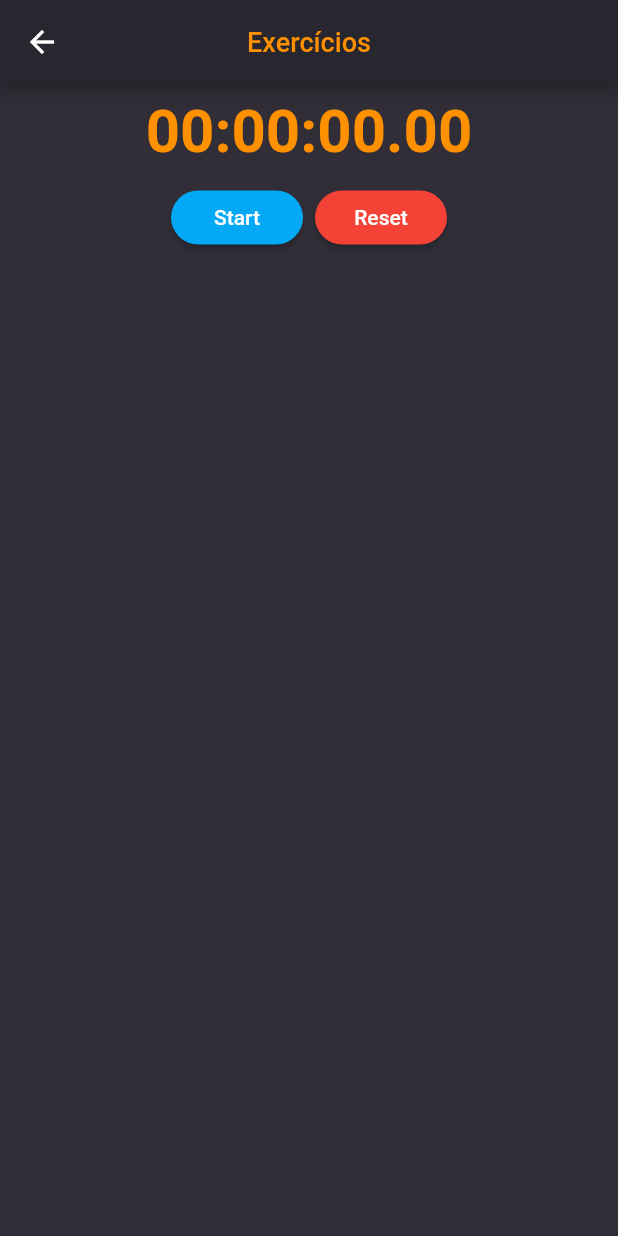
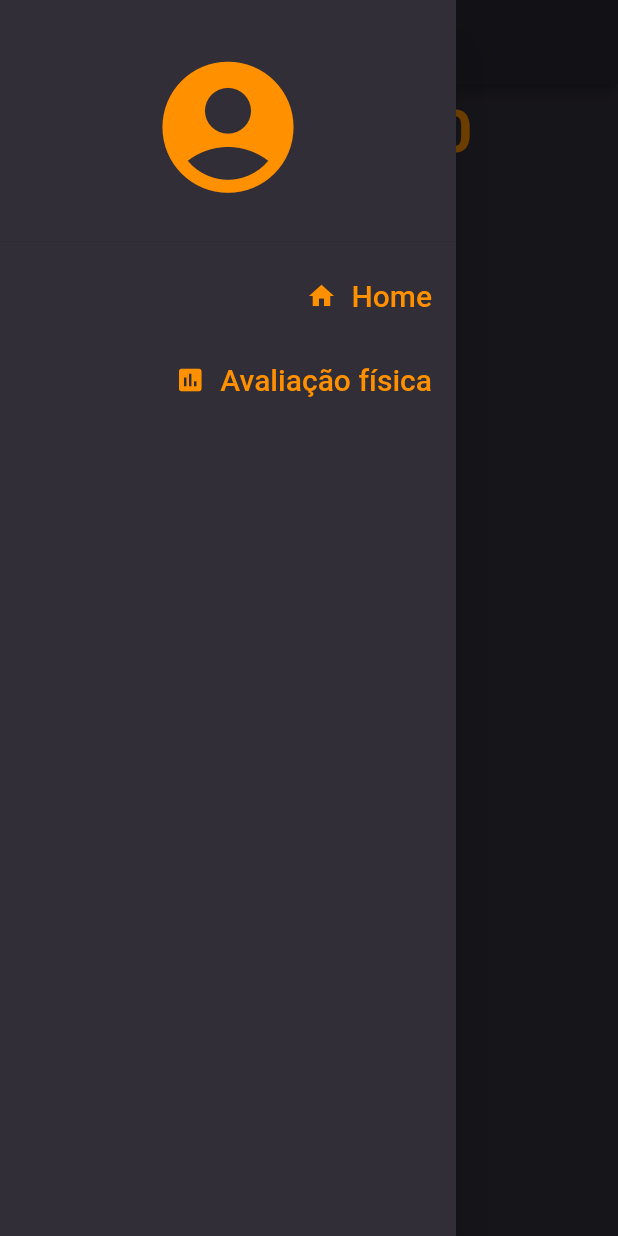
Before and after one commit to AndreFelipe97/Gym-app-flutter, a Flutter app: the ExercisePage screen opened by its route, with the side drawer open (before the commit the screen has no drawer), on a phone screen of 412 x 824 dp. Run offline on Flutter 3.47's test engine with Material 2 defaults, Android fonts, the phone set to English and light mode, and no system bars; our stand-ins replace stop_watch_timer.

Commit message:
foi criado o component de drawer e list title drawer alem da pagia de avaliaçao fisica

```diff
--- a/lib/app_widget.dart
+++ b/lib/app_widget.dart
@@ -2,6 +2,7 @@ import 'package:flutter/material.dart';
 import 'package:flutter/widgets.dart';
 import 'package:gym/pages/home_page.dart';
 import 'package:gym/pages/exercise_page.dart';
+import 'package:gym/pages/physical_assessment.dart';
 
 class AppWidget extends StatelessWidget {
   @override
@@ -11,6 +12,7 @@ class AppWidget extends StatelessWidget {
       routes: {
         "/": (context) => HomePage(),
         "/exercise": (context) => ExercisePage(),
+        "/physical-assessment": (context) => PhysicalAssessmentPage(),
       },
     );
   }
--- /dev/null
+++ b/lib/components/drawer_componet.dart
@@ -0,0 +1,32 @@
+import 'package:flutter/material.dart';
+import 'package:gym/theme/app_theme.dart';
+
+import 'list_title_drawer_componet.dart';
+
+class DraweComponent extends StatelessWidget {
+  @override
+  Widget build(BuildContext context) {
+    return Drawer(
+      child: Container(
+        decoration: BoxDecoration(color: AppTheme.colors.background),
+        child: ListView(
+          padding: EdgeInsets.zero,
+          children: [
+            DrawerHeader(
+              decoration: BoxDecoration(color: AppTheme.colors.background),
+              child: Center(
+                  child: Icon(
+                Icons.account_circle,
+                color: AppTheme.colors.fontColorOrange,
+                size: 105,
+              )),
+            ),
+            ListTitleDrawerComponent(Icons.home, 'Home', "/"),
+            ListTitleDrawerComponent(
+                Icons.insert_chart, 'Avaliação física', "/physical-assessment"),
+          ],
+        ),
+      ),
+    );
+  }
+}
--- /dev/null
+++ b/lib/components/list_title_drawer_componet.dart
@@ -0,0 +1,34 @@
+import 'package:flutter/material.dart';
+import 'package:gym/theme/app_theme.dart';
+
+class ListTitleDrawerComponent extends StatelessWidget {
+  final IconData icon;
+  final String description;
+  final String route;
+
+  ListTitleDrawerComponent(this.icon, this.description, this.route);
+
+  @override
+  Widget build(BuildContext context) {
+    return ListTile(
+      title: Row(mainAxisAlignment: MainAxisAlignment.end, children: [
+        Icon(
+          icon,
+          color: AppTheme.colors.fontColorOrange,
+          size: 20,
+        ),
+        SizedBox(
+          width: 10,
+        ),
+        Text(
+          description,
+          style:
+              TextStyle(color: AppTheme.colors.fontColorOrange, fontSize: 20),
+        )
+      ]),
+      onTap: () {
+        Navigator.pushNamed(context, route);
+      },
+    );
+  }
+}
--- a/lib/pages/exercise_page.dart
+++ b/lib/pages/exercise_page.dart
@@ -2,6 +2,7 @@ import 'package:flutter/material.dart';
 import 'package:flutter/widgets.dart';
 import 'package:gym/components/app_bar_widgets_componets.dart';
 import 'package:gym/components/card_exercise.dart';
+import 'package:gym/components/drawer_componet.dart';
 import 'package:gym/components/stopwatch_component.dart';
 import 'package:gym/models/exercise_model.dart';
 import 'package:gym/theme/app_theme.dart';
@@ -30,6 +31,7 @@ class _ExercisePageState extends State<ExercisePage> {
   Widget build(BuildContext context) {
     return Scaffold(
       appBar: AppBarWidgetsComponents(titleText: "Exercícios"),
+      drawer: DraweComponent(),
       body: Container(
         decoration: BoxDecoration(color: AppTheme.colors.background),
         child: SafeArea(
@@ -45,7 +47,8 @@ class _ExercisePageState extends State<ExercisePage> {
               SizedBox(
                 height: 24,
               ),
-              Container(
+              SingleChildScrollView(
+                child: Container(
                   height: 492,
                   child: SingleChildScrollView(
                     child: Column(
@@ -54,6 +57,7 @@ class _ExercisePageState extends State<ExercisePage> {
                           CardExercise(
                               execise[i].exercise, execise[i].repetition),
                       ],
+                    ),
                   ),
                 ),
               ),
--- a/lib/pages/home_page.dart
+++ b/lib/pages/home_page.dart
@@ -1,6 +1,8 @@
 import 'package:flutter/material.dart';
 import 'package:gym/components/app_bar_widgets_componets.dart';
 import 'package:gym/components/card_exercise_day.dart';
+import 'package:gym/components/drawer_componet.dart';
+import 'package:gym/components/list_title_drawer_componet.dart';
 import 'package:gym/models/exercise_model.dart';
 import 'package:gym/theme/app_theme.dart';
 
@@ -49,6 +51,7 @@ class HomePage extends StatelessWidget {
   Widget build(BuildContext context) {
     return Scaffold(
       appBar: AppBarWidgetsComponents(titleText: "Treinos"),
+      drawer: DraweComponent(),
       body: Container(
         decoration: BoxDecoration(color: AppTheme.colors.background),
         child: Center(
```
Also changed, not shown: lib/pages/physical_assessment.dart (added, +27 -0 lines). Lines whose indentation alone changed are shown as unchanged.
